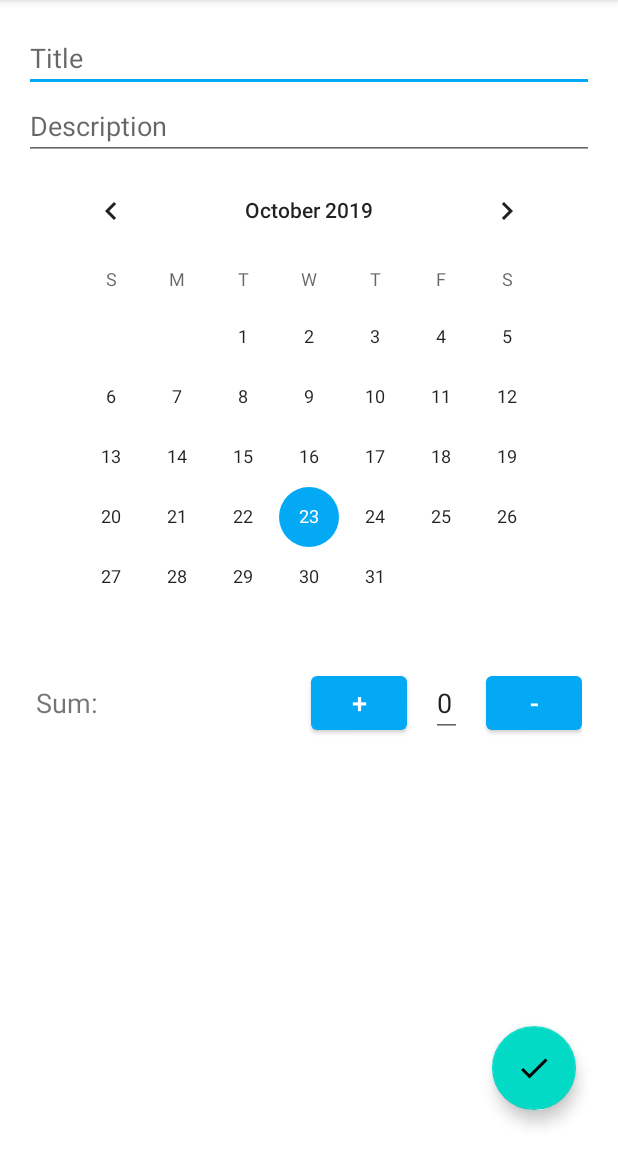
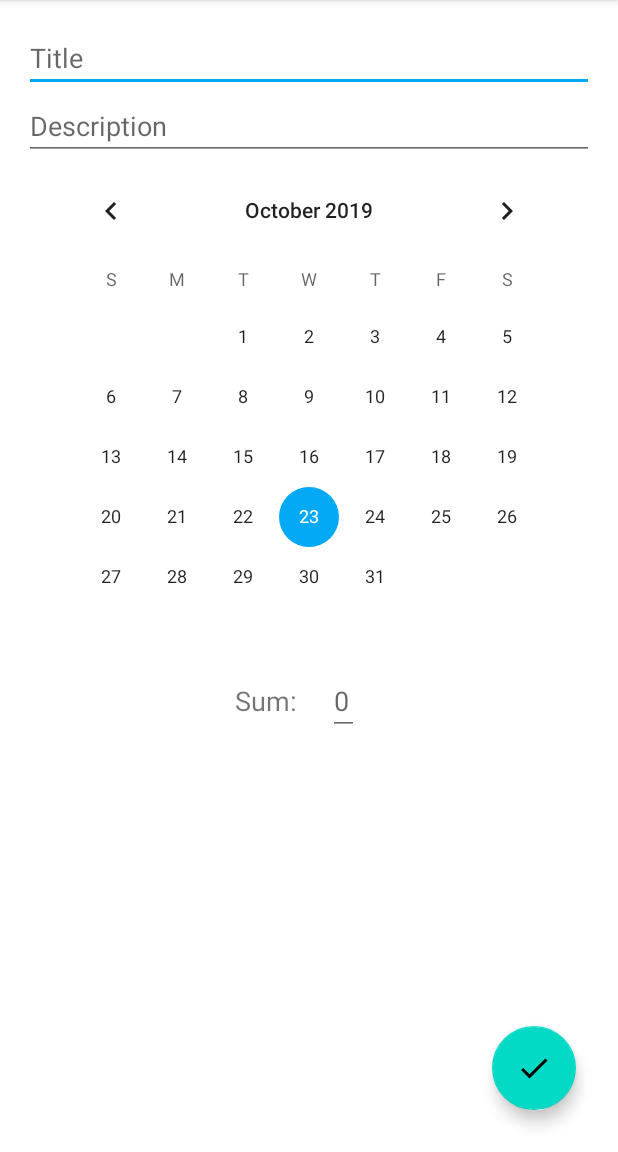
Before and after one commit to YorkIsMine/ExpenseApp, an Android app: the AddExpenseActivity screen opened directly, with no data from a screen before it, after a tap on an icon or button, on a phone screen of 412 x 824 dp, the part 84-1236 px from its top. Run offline under Robolectric (Android 15) with nearby library versions, the phone set to English and light mode, and no system bars; 1 statement that could not run was skipped.

```diff
--- a/app/src/main/java/com/yorkismine/expenseapp/AddExpenseActivity.java
+++ b/app/src/main/java/com/yorkismine/expenseapp/AddExpenseActivity.java
@@ -5,7 +5,6 @@ import android.content.Intent;
 import android.os.Bundle;
 import android.util.Log;
 import android.view.View;
-import android.widget.Button;
 import android.widget.CalendarView;
 import android.widget.EditText;
 import android.widget.Toast;
@@ -17,6 +16,7 @@ import com.google.android.material.floatingactionbutton.FloatingActionButton;
 
 import java.text.SimpleDateFormat;
 import java.util.Date;
+import java.util.GregorianCalendar;
 
 import static com.yorkismine.expenseapp.utils.Constants.EXTRA_DATE;
 import static com.yorkismine.expenseapp.utils.Constants.EXTRA_DESC;
@@ -30,11 +30,8 @@ public class AddExpenseActivity extends AppCompatActivity {
     private EditText edtDesc;
     private EditText edtSum;
     private CalendarView cvDate;
-    private Button btnPlus;
-    private Button btnMinus;
-//    private int sum;
-    private SimpleDateFormat dateFormat;
-    private Date currentDate;
+    private String date;
+    private String dateInMillis;
 
     @Override
     protected void onCreate(Bundle savedInstanceState) {
@@ -46,14 +43,22 @@ public class AddExpenseActivity extends AppCompatActivity {
         edtDesc = findViewById(R.id.add_edt_desc);
         edtSum = findViewById(R.id.add_edt_sum);
         cvDate = findViewById(R.id.add_cv_date);
+
+        //Getting anf Setting date from CalendarView
         cvDate.setOnDateChangeListener(new CalendarView.OnDateChangeListener() {
             @Override
             public void onSelectedDayChange(@NonNull CalendarView view, int year, int month, int dayOfMonth) {
-                //TODO implements date picker
+
+                GregorianCalendar calendar = new GregorianCalendar(year, month, dayOfMonth);
+//                Date hireDay = calendar.getTime();
+//                @SuppressLint("SimpleDateFormat") SimpleDateFormat sdf = new SimpleDateFormat("dd MMM yy");
+//                date = sdf.format(hireDay);
+                dateInMillis = String.valueOf(calendar.getTimeInMillis());
+
+//                Log.d("TAG", "Date clicked: " + sdf.format(hireDay));
+                Log.d("TAG", "Date clicked in milliseconds: " + dateInMillis);
             }
         });
-        btnPlus = findViewById(R.id.sum_btn_plus);
-        btnMinus = findViewById(R.id.sum_btn_minus);
 
         fab = findViewById(R.id.fab_add_expense);
         fab.setOnClickListener(new View.OnClickListener() {
@@ -64,20 +69,16 @@ public class AddExpenseActivity extends AppCompatActivity {
         });
     }
 
-    @SuppressLint("SimpleDateFormat")
     private void saveExpense() {
         String title = edtTitle.getText().toString();
         String desc = edtDesc.getText().toString();
         String sum = edtSum.getText().toString();
 
-        //Getting anf Setting date from CalendarView
-        long date = cvDate.getDate();
-        currentDate = new Date(date);
-        dateFormat = new SimpleDateFormat("dd.MM.yy");
-        String dateSting = dateFormat.format(currentDate);
-
-        if (title.trim().isEmpty() || desc.trim().isEmpty() || sum.isEmpty()) {
-            Toast.makeText(this, "Insert all fields!", Toast.LENGTH_LONG)
+        if (dateInMillis.trim().isEmpty() || dateInMillis.trim().equals(" ")) {
+            dateInMillis = "01.01.19";
+        }
+        if (title.trim().isEmpty() || desc.trim().isEmpty() || sum.isEmpty() || dateInMillis.isEmpty()) {
+            Toast.makeText(this, "Insert all fields!", Toast.LENGTH_SHORT)
                     .show();
             return;
         }
@@ -86,38 +87,10 @@ public class AddExpenseActivity extends AppCompatActivity {
         data.putExtra(EXTRA_TITLE, title);
         data.putExtra(EXTRA_DESC, desc);
         data.putExtra(EXTRA_SUM, sum);
-        data.putExtra(EXTRA_DATE, dateSting);
+        data.putExtra(EXTRA_DATE, dateInMillis);
 
         setResult(RESULT_OK, data);
         finish();
     }
 
-    //TODO fix calculate sum method -> add observer or livedata
-//    private void addSum() {
-//        btnPlus.setOnClickListener(new View.OnClickListener() {
-//            @Override
-//            public void onClick(View v) {
-//                if (sum == 0) {
-//                    sum++;
-//                } else {
-//                    sum = sum + 1;
-//                    String s = String.valueOf(sum);
-//                    edtSum.setText(s);
-//                    Log.d("EditSum", "Sum: " + sum);
-//                }
-//
-//            }
-//        });
-//        btnMinus.setOnClickListener(new View.OnClickListener() {
-//            @Override
-//            public void onClick(View v) {
-//                if (sum > 0) {
-//                    sum = sum - 1;
-//                    String s = String.valueOf(sum);
-//                    edtSum.setText(s);
-//                    Log.d("EditSum", "Sum: " + sum);
-//                }
-//            }
-//        });
-//    }
 }
--- a/app/src/main/java/com/yorkismine/expenseapp/MainActivity.java
+++ b/app/src/main/java/com/yorkismine/expenseapp/MainActivity.java
@@ -24,8 +24,6 @@ public class MainActivity extends AppCompatActivity {
         super.onCreate(savedInstanceState);
         setContentView(R.layout.activity_main);
 
-
-
         // Define Bottom nav bar
         BottomNavigationView navView = findViewById(R.id.nav_view);
         // Passing each menu ID as a set of Ids because each
--- a/app/src/main/java/com/yorkismine/expenseapp/model/Expense.java
+++ b/app/src/main/java/com/yorkismine/expenseapp/model/Expense.java
@@ -5,7 +5,7 @@ import androidx.room.Entity;
 import androidx.room.Ignore;
 import androidx.room.PrimaryKey;
 
-@Entity(tableName = "expense_table_v2")
+@Entity(tableName = "expense_table_v3")
 public class Expense {
     @ColumnInfo(name = "id")
     @PrimaryKey(autoGenerate = true)
--- a/app/src/main/java/com/yorkismine/expenseapp/model/ExpenseDAO.java
+++ b/app/src/main/java/com/yorkismine/expenseapp/model/ExpenseDAO.java
@@ -20,9 +20,9 @@ public interface ExpenseDAO {
     @Delete
     void delete(Expense expense);
 
-    @Query("DELETE FROM expense_table_v2")
+    @Query("DELETE FROM expense_table_v3")
     void deleteAllExpenses();
 
-    @Query("SELECT * FROM expense_table_v2")
+    @Query("SELECT * FROM expense_table_v3")
     LiveData<List<Expense>> getAllExpenses();
 }
--- a/app/src/main/java/com/yorkismine/expenseapp/model/ExpenseDatabase.java
+++ b/app/src/main/java/com/yorkismine/expenseapp/model/ExpenseDatabase.java
@@ -15,7 +15,7 @@ public abstract class ExpenseDatabase extends RoomDatabase {
     public static synchronized ExpenseDatabase getInstance(Context context){
         if(instance == null){
             instance = Room.databaseBuilder(context.getApplicationContext(),
-                    ExpenseDatabase.class, "expense_table_v2").build();
+                    ExpenseDatabase.class, "expense_table_v3").build();
         }
 
         return instance;
--- a/app/src/main/java/com/yorkismine/expenseapp/ui/home/HomeFragment.java
+++ b/app/src/main/java/com/yorkismine/expenseapp/ui/home/HomeFragment.java
@@ -25,6 +25,7 @@ import com.yorkismine.expenseapp.R;
 import com.yorkismine.expenseapp.model.Expense;
 import com.yorkismine.expenseapp.model.ExpenseViewModel;
 import com.yorkismine.expenseapp.recycler.ExpenseAdapter;
+import com.yorkismine.expenseapp.utils.CurrentDate;
 
 import java.util.List;
 
@@ -65,6 +66,7 @@ public class HomeFragment extends Fragment {
             @Override
             public void onItemSelected(AdapterView<?> parent, View view, int position, long id) {
                 Toast.makeText(getContext(), parent.getItemAtPosition(position).toString(), Toast.LENGTH_SHORT).show();
+                //TODO make a sort by choosing date
             }
 
             @Override
--- a/app/src/main/java/com/yorkismine/expenseapp/utils/Constants.java
+++ b/app/src/main/java/com/yorkismine/expenseapp/utils/Constants.java
@@ -5,6 +5,7 @@ public class Constants{
     public static final String EXTRA_DESC = "DESC";
     public static final String EXTRA_SUM = "SUM";
     public static final String EXTRA_DATE = "DATE";
-    public static final String EXTRA_CURRENCY = "руб";
+    public static final String EXTRA_CURRENCY_RUB = "руб";
+    public static final String EXTRA_CURRENCY_USD = "$";
     public static final int EXTRA_CODE_REQUEST = 1;
 }
--- a/app/src/main/res/layout/activity_add_expense.xml
+++ b/app/src/main/res/layout/activity_add_expense.xml
@@ -1,5 +1,6 @@
 <?xml version="1.0" encoding="utf-8"?>
-<androidx.coordinatorlayout.widget.CoordinatorLayout xmlns:android="http://schemas.android.com/apk/res/android"
+<androidx.coordinatorlayout.widget.CoordinatorLayout
+    xmlns:android="http://schemas.android.com/apk/res/android"
     xmlns:tools="http://schemas.android.com/tools"
     android:layout_width="match_parent"
     android:layout_height="match_parent"
@@ -27,52 +28,35 @@
 
         <CalendarView
             android:id="@+id/add_cv_date"
-            android:layout_gravity="center"
             android:layout_width="wrap_content"
-            android:layout_height="wrap_content" />
+            android:layout_height="wrap_content"
+            android:layout_gravity="center" />
 
         <LinearLayout
             android:layout_width="match_parent"
             android:layout_height="wrap_content"
+            android:gravity="center_horizontal"
             android:orientation="horizontal"
             android:paddingHorizontal="8dp"
             tools:targetApi="o">
 
             <TextView
                 android:id="@+id/add_tv_sum"
-                android:layout_width="0dp"
+                android:layout_width="wrap_content"
                 android:layout_height="wrap_content"
-                android:layout_weight="1"
                 android:text="Sum: "
                 android:textSize="18sp" />
-
-            <com.google.android.material.button.MaterialButton
-                android:id="@+id/sum_btn_plus"
-                android:layout_width="64dp"
-                android:layout_height="wrap_content"
-                android:text="+"
-                android:textSize="18sp" />
-
 
             <EditText
                 android:id="@+id/add_edt_sum"
                 android:layout_width="wrap_content"
                 android:layout_height="wrap_content"
                 android:layout_marginHorizontal="16dp"
-                android:importantForAutofill="no"
+                android:hint="0"
                 android:inputType="numberDecimal"
-                android:text="0"
                 tools:targetApi="o" />
 
-            <com.google.android.material.button.MaterialButton
-                android:id="@+id/sum_btn_minus"
-                android:layout_width="64dp"
-                android:layout_height="wrap_content"
-                android:text="-"
-                android:textSize="18sp" />
-
         </LinearLayout>
-
 
     </LinearLayout>
 
--- a/app/src/main/res/layout/expense_item.xml
+++ b/app/src/main/res/layout/expense_item.xml
@@ -51,7 +51,7 @@
                 android:layout_width="wrap_content"
                 android:layout_height="wrap_content"
                 android:layout_marginRight="8dp"
-                android:text="12$"
+                android:text="12 $"
                 android:textAppearance="@style/TextAppearance.AppCompat.Large" />
         </LinearLayout>
 
```
Also changed, not shown: app/src/main/java/com/yorkismine/expenseapp/recycler/ExpenseAdapter.java (+20 -9 lines), app/src/main/java/com/yorkismine/expenseapp/utils/CurrentDate.java (added, +8 -0 lines).
